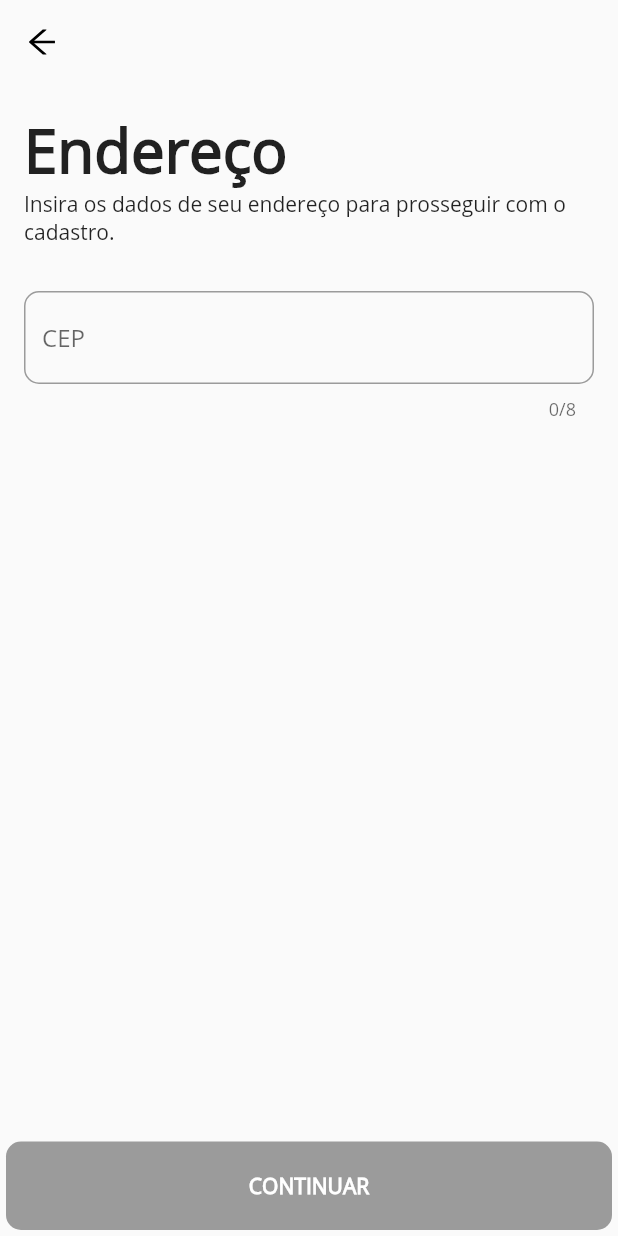
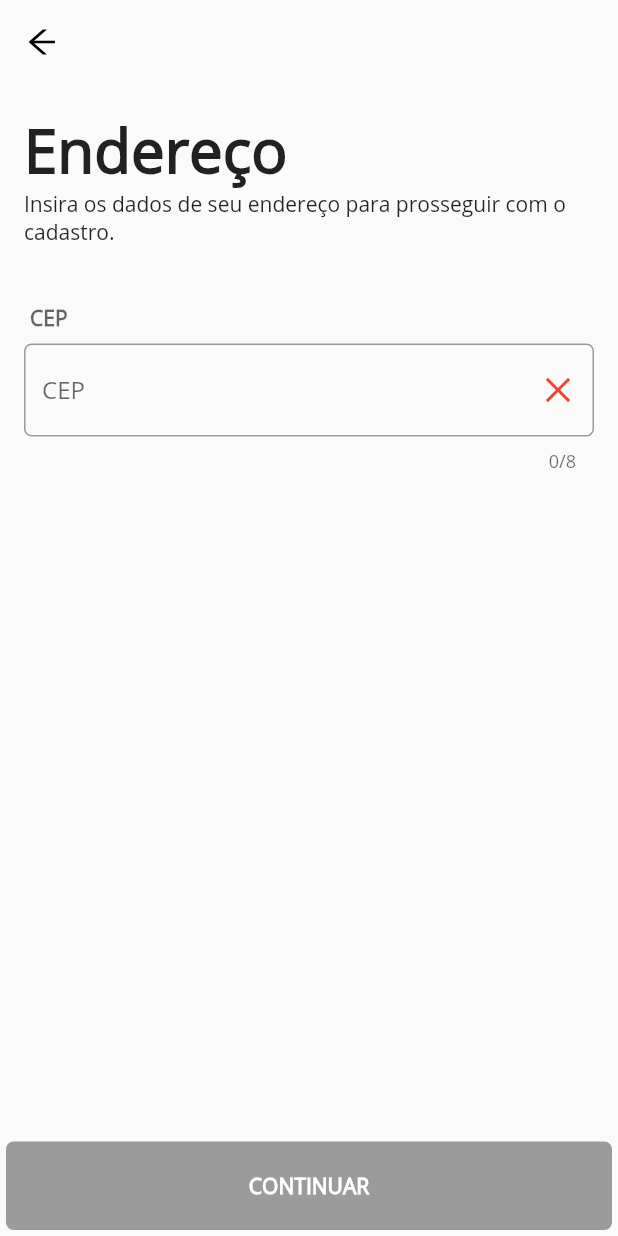
Before and after one commit to CaioProgramming/Biquer, a Flutter app: the screen it shows after launch, swiped to page 2, on a phone screen of 412 x 824 dp. Run offline on Flutter 3.47's test engine with Material 2 defaults, Android fonts, the phone set to English and light mode, and no system bars; our stand-ins replace camera, cloud_firestore, firebase_auth, flutter_icons, flutter_svg, google_sign_in and 2 more; accounts and stored records are empty.

Commit message:
This updates UI and handle some errors that may happen on input

```diff
--- a/lib/components/BaseForm.dart
+++ b/lib/components/BaseForm.dart
@@ -10,9 +10,14 @@ class BaseForm extends StatelessWidget {
     return SingleChildScrollView(
       child: Padding(
         padding: const EdgeInsets.all(16),
-        child: Column(
-          crossAxisAlignment: CrossAxisAlignment.start,
-          children: childs,
+        child: AnimatedSwitcher(
+          duration: Duration(seconds: 1),
+          transitionBuilder: (child, animation) =>
+              ScaleTransition(scale: animation, child: child),
+          child: Column(
+            crossAxisAlignment: CrossAxisAlignment.start,
+            children: childs,
+          ),
         ),
       ),
     );
--- a/lib/components/FormInput.dart
+++ b/lib/components/FormInput.dart
@@ -5,16 +5,19 @@ import 'package:flutter/services.dart';
 class FormInput extends StatelessWidget {
   final bool readonly, obscureText, maxLenghtEnforced, autofocus;
   final Function textChange, onSubmit;
-  final String hintText, errorText;
+  final String hintText, labelText, errorText;
   final TextInputAction inputAction;
   final List<TextInputFormatter> inputFormatter;
   final TextInputType keyBoardType;
   final int maxlenght;
+  final Widget sufixIcon;
 
   FormInput(this.textChange,
       {this.readonly = false,
       this.onSubmit,
-      this.hintText,
+      this.sufixIcon,
+      @required this.hintText,
+      this.labelText,
       this.obscureText = false,
       this.inputAction,
       this.inputFormatter,
@@ -28,7 +31,21 @@ class FormInput extends StatelessWidget {
   Widget build(BuildContext context) {
     return Container(
       margin: kDefaultMargin,
-      child: TextField(
+      child: Column(
+        crossAxisAlignment: CrossAxisAlignment.start,
+        children: [
+          Padding(
+            padding: const EdgeInsets.symmetric(vertical: 8, horizontal: 4),
+            child: Text(
+              hintText,
+              style: TextStyle(
+                  fontWeight: FontWeight.w600,
+                  color: Theme
+                      .of(context)
+                      .hintColor),
+            ),
+          ),
+          TextField(
             readOnly: readonly,
             obscureText: obscureText,
             inputFormatters: inputFormatter,
@@ -38,12 +55,16 @@ class FormInput extends StatelessWidget {
             maxLength: maxlenght,
             maxLengthEnforced: maxLenghtEnforced,
             keyboardType: keyBoardType,
+            enabled: !readonly,
             decoration: InputDecoration(
                 hintText: hintText,
+                suffixIcon: sufixIcon,
                 border: OutlineInputBorder(
                   borderRadius: kDefaultBorder,
                 )),
           ),
+        ],
+      ),
     );
   }
 }
--- a/lib/constants.dart
+++ b/lib/constants.dart
@@ -17,7 +17,7 @@ const kRegistermessage = 'Cadastre-se para começar a divulgar seus serviços!';
 const kCepHelperURL = 'https://viacep.com.br/ws/';
 const kCEPHelperJsonReturn = '/json/';
 const kDefaultMargin = EdgeInsets.symmetric(vertical: 10);
-const kDefaultBorder = BorderRadius.all(Radius.circular(10));
+const kDefaultBorder = BorderRadius.all(Radius.circular(5));
 LinearGradient kButtonGradient = LinearGradient(
   colors: [
     Colors.blue,
--- a/lib/model/CEP.dart
+++ b/lib/model/CEP.dart
@@ -35,6 +35,9 @@ class CEP {
     if (complemento != null && complemento.isNotEmpty)
       cepWidgets.add(FormInput(null, readonly: true, hintText: complemento));
 
-    return Column(children: cepWidgets);
+    return Column(
+      crossAxisAlignment: CrossAxisAlignment.start,
+      children: cepWidgets,
+    );
   }
 }
--- a/lib/model/CepData.dart
+++ b/lib/model/CepData.dart
@@ -17,6 +17,7 @@ class CepHelper {
       if (response.statusCode == 200) {
         var decodedData = jsonDecode(response.body);
         print(response.body);
+        if (decodedData['erro'] == true) return null;
         return CEP.mapToCep(decodedData);
       } else {
         print('Response error status: ${response.statusCode}');
--- a/lib/model/Document.dart
+++ b/lib/model/Document.dart
@@ -4,5 +4,5 @@ class Document {
 
   Document({this.id, this.docURL});
 
-  bool isDocComplete() => docURL.isNotEmpty;
+  bool isDocComplete() => docURL != null && docURL.isNotEmpty;
 }
--- a/lib/screens/register/AdressForm.dart
+++ b/lib/screens/register/AdressForm.dart
@@ -14,6 +14,7 @@ import 'package:flutter/services.dart';
 import 'package:flutter_icons/flutter_icons.dart';
 import 'package:image_picker/image_picker.dart';
 import 'package:provider/provider.dart';
+import 'package:simple_animations/simple_animations.dart';
 
 class AddressForm extends StatefulWidget {
   @override
@@ -21,78 +22,95 @@ class AddressForm extends StatefulWidget {
 }
 
 class _AddressFormState extends State<AddressForm> {
-  File _addressProof;
+  var _addressProof;
   final picker = ImagePicker();
   CEP cepData;
   bool error = false;
+  bool loading = false;
 
   File get addressProof => _addressProof;
 
   Future pickAddressProof() async {
     final pickedFile = await picker.getImage(source: ImageSource.gallery);
-    if (pickedFile == null) return null;
+    if (pickedFile == null) {
+      var snack = SnackBar(
+        content: Text('Ocorreu um erro ao recuperar o documento'),
+      );
+      Scaffold.of(context).showSnackBar(snack);
+      return null;
+    }
     RegisterData registerData =
         Provider.of<RegisterData>(context, listen: true);
     if (registerData.userAddress == null) registerData.userAddress = Address();
     registerData.userAddress.urlComprovAdress = pickedFile.path;
+    setState(() {
+      _addressProof = pickedFile;
+    });
   }
 
   @override
   Widget build(BuildContext context) {
     RegisterData registerData =
     Provider.of<RegisterData>(context, listen: true);
+    final tween = MultiTrackTween([
+      Track("main").add(
+          Duration(milliseconds: 500),
+          ColorTween(
+              begin: _addressProof == null ? Colors.lightBlue : Colors.green,
+              end: _addressProof == null
+                  ? Colors.blue[600]
+                  : Colors.green[600])),
+      Track("accent").add(
+          Duration(seconds: 1),
+          ColorTween(
+              begin: _addressProof == null ? Colors.teal : Colors.greenAccent,
+              end: _addressProof == null
+                  ? Colors.tealAccent.shade700
+                  : Colors.greenAccent.shade700))
+    ]);
     return BaseForm([
       PageTitle(
           'Endereço',
           cepData == null
               ? kAddressMessage
-              : 'Muito bem, envie um comprovante de endereço e verifique se as informações estão corretas antes de prosseguir.'),
-      Container(
+              : 'Para concluir informe o número da residência e anexe um comprovante de endereço.'),
+      AnimatedContainer(
+        duration: Duration(seconds: 1),
         margin: kDefaultMargin,
         child: cepData == null
             ? SizedBox()
             : Center(
           child: MaterialButton(
             onPressed: pickAddressProof,
-                  elevation: 0,
-                  padding: EdgeInsets.all(0),
-                  child: Container(
-                    padding: EdgeInsets.all(24),
-                    decoration: BoxDecoration(
+            elevation: 1,
+            padding: EdgeInsets.all(16),
+            shape: RoundedRectangleBorder(
                 borderRadius: BorderRadius.circular(10),
-                        gradient: LinearGradient(
-                            colors: _addressProof == null
-                                ? [Colors.lightBlue, Colors.blueAccent]
-                                : [Colors.green, Colors.greenAccent])),
-                    child: Row(
+                side: BorderSide(color: Colors.blue, width: 1)),
+            child: Wrap(
+              crossAxisAlignment: WrapCrossAlignment.center,
               children: [
                 Icon(
-                          registerData.userDocument == null ||
-                              registerData.userDocument.docURL == null
-                              ? AntDesign.cloudupload
+                  _addressProof == null
+                      ? AntDesign.clouduploado
                       : AntDesign.check,
-                          size: 32,
-                          color: Colors.white,
+                  color: Colors.blue,
                 ),
-                        SizedBox(
-                          width: 10,
-                        ),
+                SizedBox(width: 15),
                 Text(
-                          registerData.userDocument == null ||
-                              registerData.userDocument.docURL == null
+                  _addressProof == null
                       ? 'Enviar comprovante de endereço'
                       : 'Comprovante enviado',
                   style: TextStyle(
-                              color: Colors.white, fontWeight: FontWeight.w600),
+                      fontWeight: FontWeight.w600, color: Colors.blue),
                 )
               ],
             ),
                 ),
               ),
       ),
-      ),
       FormInput(
-        null,
+            (newText) => getCepData(newText),
         onSubmit: (newText) => getCepData(newText),
         inputAction: TextInputAction.go,
         inputFormatter: [WhitelistingTextInputFormatter.digitsOnly],
@@ -100,20 +118,32 @@ class _AddressFormState extends State<AddressForm> {
         maxLenghtEnforced: true,
         keyBoardType: TextInputType.phone,
         hintText: 'CEP',
+        errorText: 'Informe o CEP correto',
+        sufixIcon: loading && cepData == null
+            ? CupertinoActivityIndicator()
+            : cepData == null
+            ? Icon(
+          AntDesign.close,
+          color: Colors.red,
+        )
+            : Icon(
+          AntDesign.checkcircle,
+          color: Colors.green,
         ),
-      cepData != null
-          ? cepData.showCepInfo(context, (newValue) {
-        RegisterData registerData =
-        Provider.of<RegisterData>(context, listen: true);
-        if (registerData.userAddress == null)
-          registerData.userAddress = Address();
-        registerData.userAddress?.number = newValue;
-      })
-          : SizedBox(),
+      ),
+      cepData == null
+          ? SizedBox()
+          : cepData.showCepInfo(context, (numberField) {
+        registerData.updateAddressNumber(numberField);
+      }),
     ]);
   }
 
   void getCepData(String cepInput) async {
+    if (cepInput.length != 8) return;
+    setState(() {
+      loading = true;
+    });
     var cepHelper = CepHelper(cepInput);
     cepData = await cepHelper.getCepInfo();
     print('cep updated $cepData');
@@ -125,6 +155,8 @@ class _AddressFormState extends State<AddressForm> {
         registerData.userAddress = Address();
       registerData.userAddress.cep = cepData.cep;
     }
-    setState(() {});
+    setState(() {
+      loading = false;
+    });
   }
 }
--- a/lib/screens/register/DocumentForm.dart
+++ b/lib/screens/register/DocumentForm.dart
@@ -33,7 +33,7 @@ class _DocumentFormState extends State<DocumentForm> {
 
   Future pickDocumentVerse() async {
     RegisterData registerData =
-    Provider.of<RegisterData>(context, listen: true);
+        Provider.of<RegisterData>(context, listen: true);
     final pickedFile = await picker.getImage(source: ImageSource.gallery);
 
     checkRegisterDocument(registerData);
--- a/pubspec.yaml
+++ b/pubspec.yaml
@@ -24,6 +24,8 @@ dependencies:
   adobe_xd: ^0.1.0
   package_info: ^0.4.1
   image_picker: ^0.6.7+2
+  simple_animations: ^2.2.1
+  mask_text_input_formatter: ^1.0.7
 
 
 flutter_icons:
```
Also changed, not shown: lib/components/SocialLoginButton.dart (+4 -4 lines), lib/model/RegisterData.dart (+12 -0 lines), lib/screens/register/RegisterForm.dart (+1 -22 lines), pubspec.lock. Lines whose indentation alone changed are shown as unchanged.
